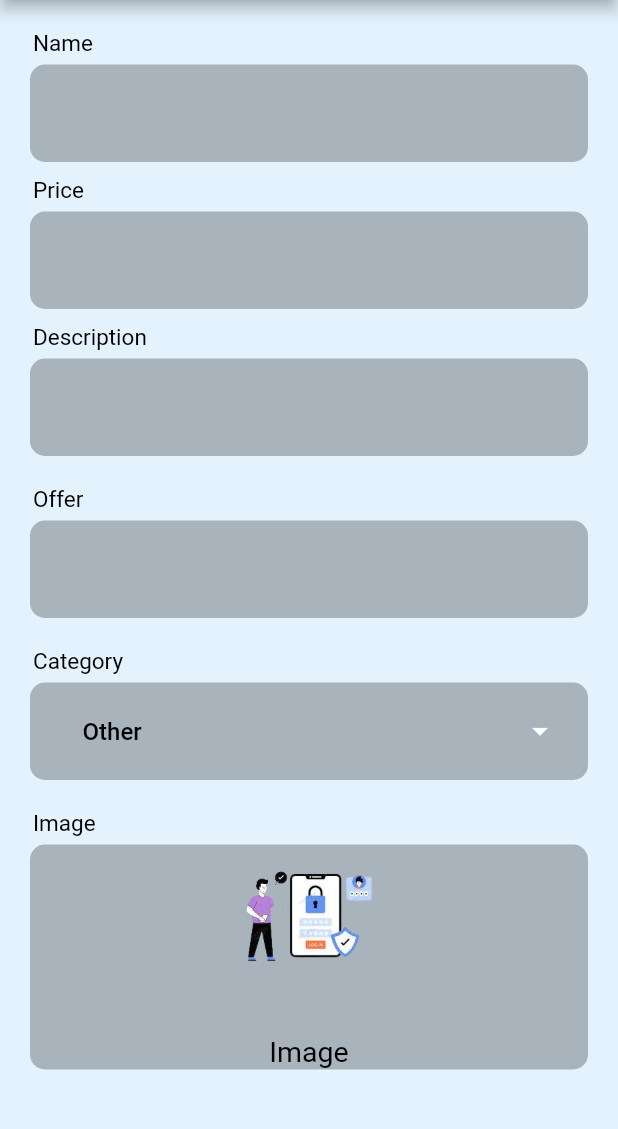
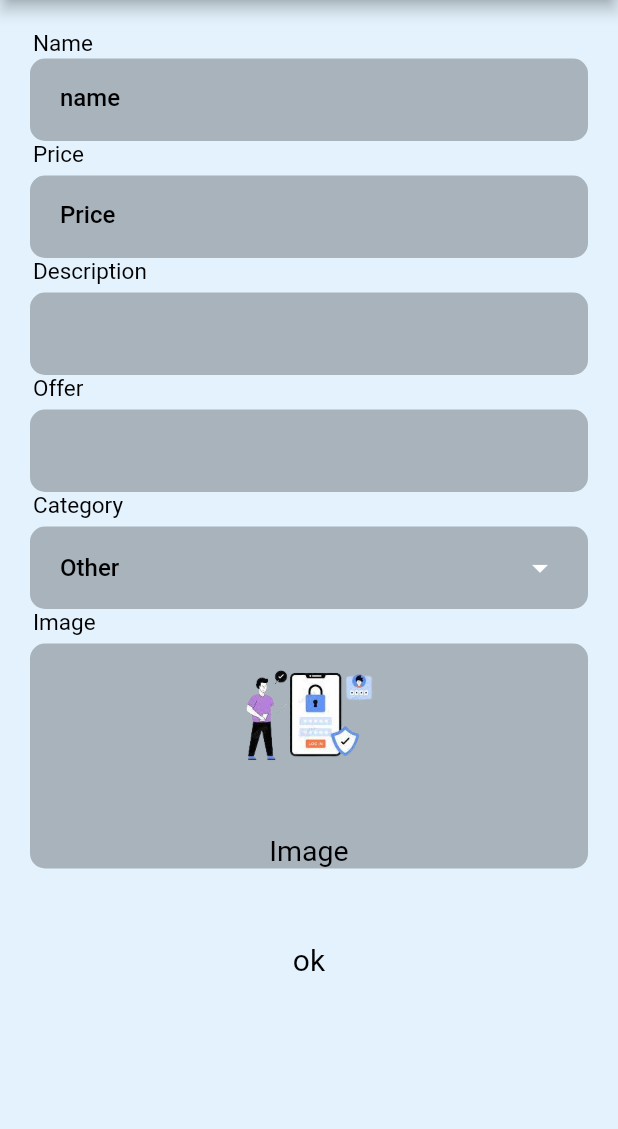
Before and after one commit to jenil82/firebaseapp_1, a Flutter app: the InsertScreen screen opened by its route, on a phone screen of 412 x 824 dp, the part 84-1213 px from its top. Run offline on Flutter 3.47's test engine with Material 2 defaults, Android fonts, the phone set to English and light mode, and no system bars; our stand-ins replace awesome_snackbar_content, cloud_firestore, firebase_auth, firebase_core, get, google_fonts and 2 more; accounts and stored records are empty.

Commit message:
11111112345

```diff
--- a/lib/screen/insert/insert_Screen.dart
+++ b/lib/screen/insert/insert_Screen.dart
@@ -60,10 +60,10 @@ class _InsertScreenState extends State<InsertScreen> {
                   ),
                 ),
                 SizedBox(
-                  height: 5,
+                  height: 1,
                 ),
                 Container(
-                  height: 65,
+                  height: 55,
                   width: double.infinity,
                   decoration: BoxDecoration(
                     color: Colors.black26,
@@ -87,7 +87,7 @@ class _InsertScreenState extends State<InsertScreen> {
                               fontWeight: FontWeight.w500,
                             ),
                             decoration: InputDecoration(
-                              hintText: "",
+                              hintText: "name",helperStyle: TextStyle(color: Colors.white38),
                               hintStyle: TextStyle(
                                 color: Colors.black,
                                 fontWeight: FontWeight.w500,
@@ -99,9 +99,6 @@ class _InsertScreenState extends State<InsertScreen> {
                       ],
                     ),
                   ),
-                ),
-                SizedBox(
-                  height: 10,
                 ),
                 Padding(
                   padding: EdgeInsets.only(
@@ -119,7 +116,7 @@ class _InsertScreenState extends State<InsertScreen> {
                   height: 5,
                 ),
                 Container(
-                  height: 65,
+                  height: 55,
                   width: double.infinity,
                   decoration: BoxDecoration(
                     color: Colors.black26,
@@ -143,7 +140,7 @@ class _InsertScreenState extends State<InsertScreen> {
                               fontWeight: FontWeight.w500,
                             ),
                             decoration: InputDecoration(
-                              hintText: "",
+                              hintText: "Price",
                               hintStyle: TextStyle(
                                 color: Colors.black,
                                 fontWeight: FontWeight.w500,
@@ -155,9 +152,6 @@ class _InsertScreenState extends State<InsertScreen> {
                       ],
                     ),
                   ),
-                ),
-                SizedBox(
-                  height: 10,
                 ),
                 Padding(
                   padding: EdgeInsets.only(
@@ -175,7 +169,7 @@ class _InsertScreenState extends State<InsertScreen> {
                   height: 5,
                 ),
                 Container(
-                  height: 65,
+                  height: 55,
                   width: double.infinity,
                   decoration: BoxDecoration(
                     color: Colors.black26,
@@ -215,9 +209,6 @@ class _InsertScreenState extends State<InsertScreen> {
                     ),
                   ),
                 ),
-                SizedBox(
-                  height: 20,
-                ),
                 Padding(
                   padding: EdgeInsets.only(
                     left: 2,
@@ -234,7 +225,7 @@ class _InsertScreenState extends State<InsertScreen> {
                   height: 5,
                 ),
                 Container(
-                  height: 65,
+                  height: 55,
                   width: double.infinity,
                   decoration: BoxDecoration(
                     color: Colors.black26,
@@ -271,9 +262,7 @@ class _InsertScreenState extends State<InsertScreen> {
                     ),
                   ),
                 ),
-                SizedBox(
-                  height: 20,
-                ),
+
                 Padding(
                   padding: EdgeInsets.only(
                     left: 2,
@@ -290,7 +279,7 @@ class _InsertScreenState extends State<InsertScreen> {
                   height: 5,
                 ),
                 Container(
-                  height: 65,
+                  height: 55,
                   width: double.infinity,
                   decoration: BoxDecoration(
                     color: Colors.black26,
@@ -305,9 +294,7 @@ class _InsertScreenState extends State<InsertScreen> {
                           bottom: 10,
                         ),
                       ),
-                      SizedBox(
-                        width: 15,
-                      ),
+
                       Expanded(
                         child: DropdownButtonFormField(
                           value: homeController.selectedICategory.value,
@@ -343,9 +330,7 @@ class _InsertScreenState extends State<InsertScreen> {
                     ],
                   ),
                 ),
-                SizedBox(
-                  height: 20,
-                ),
+
                 Padding(
                   padding: EdgeInsets.only(
                     left: 2,
```
Also changed, not shown: lib/screen/home/view/Screen.dart (+94 -24 lines).
